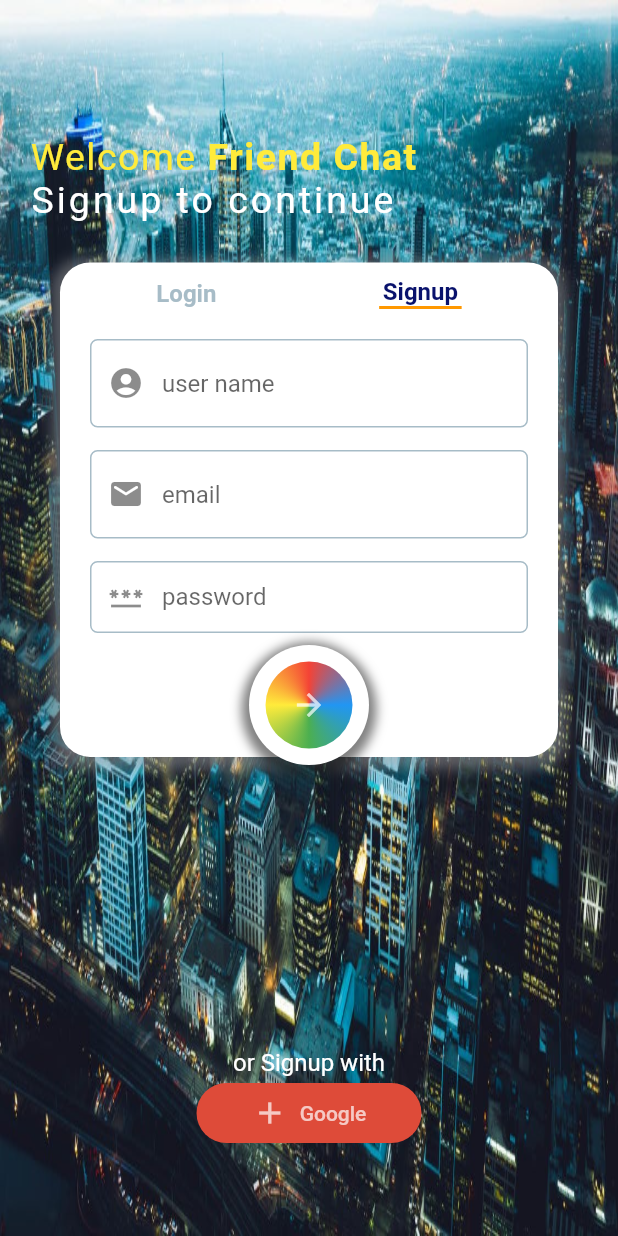
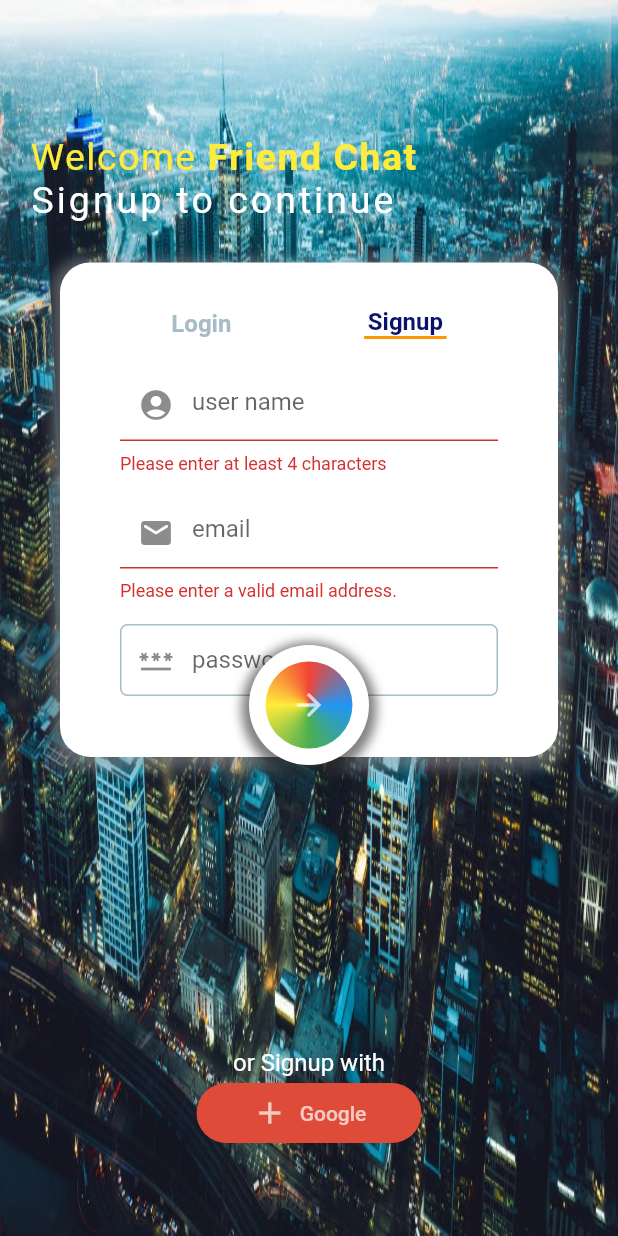
Before and after one commit to MinJaehyun/first_project, a Flutter app: the MyPage screen opened directly, on a phone screen of 412 x 824 dp. Run offline on Flutter 3.47's test engine with Material 2 defaults, Android fonts, the phone set to English and light mode, and no system bars; our stand-ins replace flutter_dotenv, flutter_svg, fluttertoast, geolocator, introduction_screen, like_button and 1 more.

Commit message:
validation setup

```diff
--- a/lib/main24/main24.dart
+++ b/lib/main24/main24.dart
@@ -23,6 +23,28 @@ class MyPage extends StatefulWidget {
 
 class _MyPageState extends State<MyPage> {
   bool isSignupScreen = true;
+  final _formKey = GlobalKey<FormState>();
+  String userName = '';
+  String userEmail = '';
+  String userPassword = '';
+
+  void _tryValidation() {
+    // TODO: currentContext, currentState, currentWidget
+    final isValid = _formKey.currentState!.validate();
+    if (isValid) {
+      _formKey.currentState!.save();
+      ScaffoldMessenger.of(context).showSnackBar(
+        const SnackBar(
+          content: Text(
+            '회원가입에 성공하셨습니다.',
+            style: TextStyle(color: Colors.white),
+          ),
+          backgroundColor: Colors.blueGrey,
+        ),
+      );
+      // TODO: 회원가입 성공 후 이동할 페이지 설정하기
+    }
+  }
 
   @override
   Widget build(BuildContext context) {
@@ -113,6 +135,7 @@ class _MyPageState extends State<MyPage> {
               duration: const Duration(milliseconds: 500),
               curve: Curves.easeIn,
               child: SingleChildScrollView(
+                padding: const EdgeInsets.all(20),
                 child: Column(
                   children: [
                     Row(
@@ -181,12 +204,24 @@ class _MyPageState extends State<MyPage> {
                     const SizedBox(height: 10.0),
                     if (isSignupScreen)
                       Form(
+                        key: _formKey,
                         child: Container(
                           margin: const EdgeInsets.all(10),
-                          // if(isSignupScreen)
                           child: Column(
                             children: [
                               TextFormField(
+                                autovalidateMode: AutovalidateMode.always,
+                                onSaved: (newValue) {
+                                  userName = newValue!;
+                                },
+                                validator: (value) {
+                                  if (value!.isEmpty || value.length < 4) {
+                                    return 'Please enter at least 4 characters';
+                                  }
+                                  return null;
+                                },
+                                key: const ValueKey(1),
+                                // Signup - user name key
                                 decoration: InputDecoration(
                                   // icon: Icon(Icons.account_circle),
                                   prefixIcon: const Icon(
@@ -208,6 +243,19 @@ class _MyPageState extends State<MyPage> {
                               ),
                               const SizedBox(height: 15),
                               TextFormField(
+                                autovalidateMode: AutovalidateMode.always,
+                                onSaved: (newValue) {
+                                  userEmail = newValue!;
+                                },
+                                validator: (value) {
+                                  // 이메일은 @ 포함하지 않았거나 비었으면 확인
+                                  if (value!.isEmpty || !value.contains('@')) {
+                                    return 'Please enter a valid email address.';
+                                  }
+                                  return null;
+                                },
+                                key: const ValueKey(2),
+                                // Signup - email key
                                 decoration: InputDecoration(
                                   // icon: Icon(Icons.account_circle),
                                   prefixIcon: const Icon(
@@ -228,6 +276,18 @@ class _MyPageState extends State<MyPage> {
                               ),
                               const SizedBox(height: 15),
                               TextFormField(
+                                obscureText: true,
+                                onSaved: (newValue) {
+                                  userPassword = newValue!;
+                                },
+                                validator: (value) {
+                                  if (value!.isEmpty || value.length < 6) {
+                                    return 'Please enter a valid password';
+                                  }
+                                  return null;
+                                },
+                                key: const ValueKey(3),
+                                // Signup - password key
                                 decoration: InputDecoration(
                                     // icon: Icon(Icons.account_circle),
                                     prefixIcon: const Icon(
@@ -253,6 +313,7 @@ class _MyPageState extends State<MyPage> {
                     // NOTE: Signup Form
                     if (!isSignupScreen)
                       Form(
+                        key: _formKey,
                         // 3개의 입력창
                         child: Container(
                           margin: const EdgeInsets.all(10),
@@ -261,6 +322,19 @@ class _MyPageState extends State<MyPage> {
                             children: [
                               const SizedBox(height: 15),
                               TextFormField(
+                                keyboardType: TextInputType.emailAddress,
+                                onSaved: (newValue) {
+                                  userEmail = newValue!;
+                                },
+                                validator: (value) {
+                                  // 이메일은 @ 포함하지 않았거나 비었으면 확인
+                                  if (value!.isEmpty || !value.contains('@')) {
+                                    return 'Please enter a valid email address.';
+                                  }
+                                  return null;
+                                },
+                                key: const ValueKey(4),
+                                // login - email key
                                 decoration: InputDecoration(
                                   // icon: Icon(Icons.account_circle),
                                   prefixIcon: const Icon(
@@ -281,6 +355,18 @@ class _MyPageState extends State<MyPage> {
                               ),
                               const SizedBox(height: 15),
                               TextFormField(
+                                obscureText: true,
+                                onSaved: (newValue) {
+                                  userPassword = newValue!;
+                                },
+                                validator: (value) {
+                                  if (value!.isEmpty || value.length < 6) {
+                                    return 'Please enter a valid password';
+                                  }
+                                  return null;
+                                },
+                                key: const ValueKey(5),
+                                // login - password key
                                 decoration: InputDecoration(
                                     // icon: Icon(Icons.account_circle),
                                     prefixIcon: const Icon(
@@ -317,6 +403,7 @@ class _MyPageState extends State<MyPage> {
             left: 0,
             right: 0,
             child: Center(
+              // TODO: MouseRegion.cursor
               child: Container(
                 padding: const EdgeInsets.all(11),
                 width: 80,
@@ -333,17 +420,13 @@ class _MyPageState extends State<MyPage> {
                     )
                   ],
                 ),
+                child: GestureDetector(
+                  onTap: () {
+                    _tryValidation();
+                  },
                   child: Container(
                     decoration: BoxDecoration(
                       borderRadius: BorderRadius.circular(50),
-                    // gradient: const LinearGradient(
-                    //   colors: [
-                    //     Colors.orange,
-                    //     Colors.redAccent,
-                    //   ],
-                    //   begin: Alignment.topLeft,
-                    //   end: Alignment.bottomRight,
-                    // ),
                       gradient: const SweepGradient(
                         colors: [
                           Colors.blue,
@@ -355,7 +438,9 @@ class _MyPageState extends State<MyPage> {
                         stops: [0.0, 0.25, 0.5, 0.75, 1.0],
                       ),
                     ),
-                  child: const Icon(Icons.arrow_forward, color: Colors.white70),
+                    child:
+                        const Icon(Icons.arrow_forward, color: Colors.white70),
+                  ),
                 ),
               ),
             ),
@@ -376,7 +461,10 @@ class _MyPageState extends State<MyPage> {
                   onPressed: () {
                     ScaffoldMessenger.of(context).showSnackBar(
                       const SnackBar(
-                        content: Text('테스트 진행중 입니다'),
+                        content: Text(
+                          '테스트 진행중 입니다',
+                        ),
+                        backgroundColor: Colors.blueGrey,
                       ),
                     );
                   },
```
Lines whose indentation alone changed are shown as unchanged.
